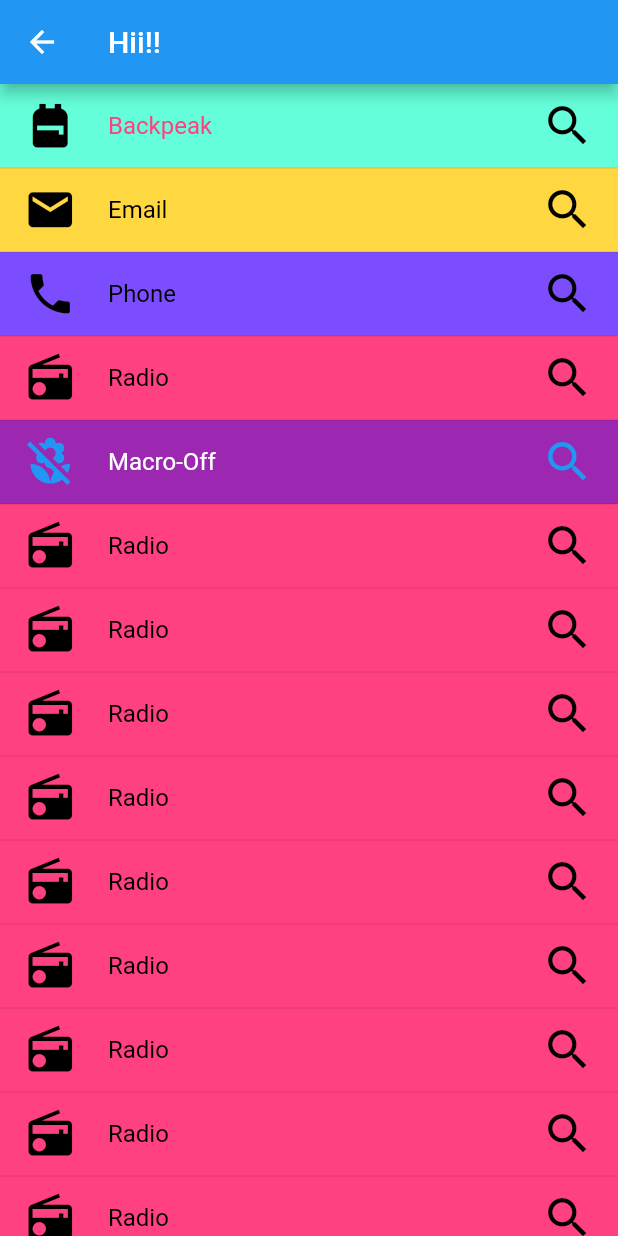
After one commit to ujjawalkmr/secondProj, a Flutter app: the screen it shows after launch, after a tap on "ElevetedButton", on a phone screen of 412 x 824 dp. The commit adds this screen. Run offline on Flutter 3.47's test engine with Material 2 defaults, Android fonts, the phone set to English and light mode, and no system bars.

Commit message:
edit project

```diff
--- /dev/null
+++ b/lib/elevetedButton.dart
@@ -0,0 +1,365 @@
+import 'package:flutter/material.dart';
+
+void main() {
+  runApp( ScrollBar());
+}
+
+class ScrollBar extends StatelessWidget {
+
+
+
+  @override
+  Widget build(BuildContext context) {
+    return MaterialApp(
+        home: Scaffold(
+          appBar: AppBar(
+            leading: TextButton(
+              onPressed: (){
+                Navigator.pop(context);
+              },
+              child: Icon(
+                  Icons.arrow_back,
+                color: Colors.white,
+              ),
+            ),
+            title: Text('Hii!!'),
+          ),
+          body: ListView(
+            children:ListTile.divideTiles(
+                context: context,
+                tiles: [
+                  ListTile(
+                    tileColor: Colors.tealAccent,
+                    textColor: Colors.pinkAccent,
+                    leading: Icon(
+                      Icons.backpack,
+                      size: 35.0,
+                      color: Colors.black,
+                    ),
+                    title: Text(
+                        'Backpeak'
+                    ),
+                    trailing: Icon(
+                      Icons.search,
+                      size: 35.0,
+                      color: Colors.black,
+                    ),
+
+                  ),
+                  ListTile(
+                    tileColor: Colors.amberAccent,
+                    textColor: Colors.black,
+                    leading: Icon(
+                      Icons.email,
+                      size: 35.0,
+                      color: Colors.black,
+                    ),
+                    title: Text(
+                        'Email'
+                    ),
+                    trailing: Icon(
+                      Icons.search,
+                      size: 35.0,
+                      color: Colors.black,
+                    ),
+                  ),
+                  ListTile(
+                    tileColor: Colors.deepPurpleAccent,
+                    textColor: Colors.black,
+                    leading: Icon(
+                      Icons.phone,
+                      size: 35.0,
+                      color: Colors.black,
+                    ),
+                    title: Text(
+                        'Phone'
+                    ),
+                    trailing: Icon(
+                      Icons.search,
+                      size: 35.0,
+                      color: Colors.black,
+                    ),
+                  ),
+                  ListTile(
+                    tileColor: Colors.pinkAccent,
+                    textColor: Colors.black,
+                    leading: Icon(
+                      Icons.radio,
+                      size: 35.0,
+                      color: Colors.black,
+                    ),
+                    title: Text(
+                        'Radio'
+                    ),
+                    trailing: Icon(
+                      Icons.search,
+                      size: 35.0,
+                      color: Colors.black,
+                    ),
+                  ),
+                  ListTile(
+                    tileColor: Colors.purple,
+                    textColor: Colors.white,
+                    leading: Icon(
+                      Icons.macro_off,
+                      size: 35.0,
+                      color: Colors.blue,
+                    ),
+                    title: Text(
+                        'Macro-Off'
+                    ),
+                    trailing: Icon(
+                      Icons.search,
+                      size: 35.0,
+                      color: Colors.blue,
+                    ),
+                  ),
+                  ListTile(
+                    tileColor: Colors.pinkAccent,
+                    textColor: Colors.black,
+                    leading: Icon(
+                      Icons.radio,
+                      size: 35.0,
+                      color: Colors.black,
+                    ),
+                    title: Text(
+                        'Radio'
+                    ),
+                    trailing: Icon(
+                      Icons.search,
+                      size: 35.0,
+                      color: Colors.black,
+                    ),
+                  ),
+                  ListTile(
+                    tileColor: Colors.pinkAccent,
+                    textColor: Colors.black,
+                    leading: Icon(
+                      Icons.radio,
+                      size: 35.0,
+                      color: Colors.black,
+                    ),
+                    title: Text(
+                        'Radio'
+                    ),
+                    trailing: Icon(
+                      Icons.search,
+                      size: 35.0,
+                      color: Colors.black,
+                    ),
+                  ),
+                  ListTile(
+                    tileColor: Colors.pinkAccent,
+                    textColor: Colors.black,
+                    leading: Icon(
+                      Icons.radio,
+                      size: 35.0,
+                      color: Colors.black,
+                    ),
+                    title: Text(
+                        'Radio'
+                    ),
+                    trailing: Icon(
+                      Icons.search,
+                      size: 35.0,
+                      color: Colors.black,
+                    ),
+                  ),
+                  ListTile(
+                    tileColor: Colors.pinkAccent,
+                    textColor: Colors.black,
+                    leading: Icon(
+                      Icons.radio,
+                      size: 35.0,
+                      color: Colors.black,
+                    ),
+                    title: Text(
+                        'Radio'
+                    ),
+                    trailing: Icon(
+                      Icons.search,
+                      size: 35.0,
+                      color: Colors.black,
+                    ),
+                  ),
+                  ListTile(
+                    tileColor: Colors.pinkAccent,
+                    textColor: Colors.black,
+                    leading: Icon(
+                      Icons.radio,
+                      size: 35.0,
+                      color: Colors.black,
+                    ),
+                    title: Text(
+                        'Radio'
+                    ),
+                    trailing: Icon(
+                      Icons.search,
+                      size: 35.0,
+                      color: Colors.black,
+                    ),
+                  ),
+                  ListTile(
+                    tileColor: Colors.pinkAccent,
+                    textColor: Colors.black,
+                    leading: Icon(
+                      Icons.radio,
+                      size: 35.0,
+                      color: Colors.black,
+                    ),
+                    title: Text(
+                        'Radio'
+                    ),
+                    trailing: Icon(
+                      Icons.search,
+                      size: 35.0,
+                      color: Colors.black,
+                    ),
+                  ),
+                  ListTile(
+                    tileColor: Colors.pinkAccent,
+                    textColor: Colors.black,
+                    leading: Icon(
+                      Icons.radio,
+                      size: 35.0,
+                      color: Colors.black,
+                    ),
+                    title: Text(
+                        'Radio'
+                    ),
+                    trailing: Icon(
+                      Icons.search,
+                      size: 35.0,
+                      color: Colors.black,
+                    ),
+                  ),
+                  ListTile(
+                    tileColor: Colors.pinkAccent,
+                    textColor: Colors.black,
+                    leading: Icon(
+                      Icons.radio,
+                      size: 35.0,
+                      color: Colors.black,
+                    ),
+                    title: Text(
+                        'Radio'
+                    ),
+                    trailing: Icon(
+                      Icons.search,
+                      size: 35.0,
+                      color: Colors.black,
+                    ),
+                  ),
+                  ListTile(
+                    tileColor: Colors.pinkAccent,
+                    textColor: Colors.black,
+                    leading: Icon(
+                      Icons.radio,
+                      size: 35.0,
+                      color: Colors.black,
+                    ),
+                    title: Text(
+                        'Radio'
+                    ),
+                    trailing: Icon(
+                      Icons.search,
+                      size: 35.0,
+                      color: Colors.black,
+                    ),
+                  ),
+                  ListTile(
+                    tileColor: Colors.pinkAccent,
+                    textColor: Colors.black,
+                    leading: Icon(
+                      Icons.radio,
+                      size: 35.0,
+                      color: Colors.black,
+                    ),
+                    title: Text(
+                        'Radio'
+                    ),
+                    trailing: Icon(
+                      Icons.search,
+                      size: 35.0,
+                      color: Colors.black,
+                    ),
+                  ),
+                  ListTile(
+                    tileColor: Colors.pinkAccent,
+                    textColor: Colors.black,
+                    leading: Icon(
+                      Icons.radio,
+                      size: 35.0,
+                      color: Colors.black,
+                    ),
+                    title: Text(
+                        'Radio'
+                    ),
+                    trailing: Icon(
+                      Icons.search,
+                      size: 35.0,
+                      color: Colors.black,
+                    ),
+                  ),
+                  ListTile(
+                    tileColor: Colors.pinkAccent,
+                    textColor: Colors.black,
+                    leading: Icon(
+                      Icons.radio,
+                      size: 35.0,
+                      color: Colors.black,
+                    ),
+                    title: Text(
+                        'Radio'
+                    ),
+                    trailing: Icon(
+                      Icons.search,
+                      size: 35.0,
+                      color: Colors.black,
+                    ),
+                  ),
+                  ListTile(
+                    tileColor: Colors.pinkAccent,
+                    textColor: Colors.black,
+                    leading: Icon(
+                      Icons.radio,
+                      size: 35.0,
+                      color: Colors.black,
+                    ),
+                    title: Text(
+                        'Radio'
+                    ),
+                    trailing: Icon(
+                      Icons.search,
+                      size: 35.0,
+                      color: Colors.black,
+                    ),
+                  ),
+                  ListTile(
+                    tileColor: Colors.pinkAccent,
+                    textColor: Colors.black,
+                    leading: Icon(
+                      Icons.radio,
+                      size: 35.0,
+                      color: Colors.black,
+                    ),
+                    title: Text(
+                        'Radio'
+                    ),
+                    trailing: Icon(
+                      Icons.search,
+                      size: 35.0,
+                      color: Colors.black,
+                    ),
+                  ),
+
+                ]
+            ).toList(),
+
+          ),
+
+        )
+    );
+
+  }
+}
--- a/lib/main.dart
+++ b/lib/main.dart
@@ -1,4 +1,7 @@
 import 'package:flutter/material.dart';
+import 'package:test5/appalertbox.dart';
+import 'package:test5/elevetedButton.dart';
+//This is for radio button
 enum gender{male,female,other}
 void main() {
   runApp(MyApp());
@@ -9,18 +12,9 @@ class MyApp extends StatefulWidget {
 
   @override
   State<MyApp> createState() => _MyAppState();
-
 }
-
 class _MyAppState extends State<MyApp> {
-  bool isChecked=false;
-  bool isSwitch=false;
-  gender _gen=gender.male;
-  double value=1.0;
-
-
   @override
-
   Widget build(BuildContext context) {
     return MaterialApp(
       home: Scaffold(
@@ -29,8 +23,37 @@ class _MyAppState extends State<MyApp> {
           centerTitle: true,
           title: Text('Task'),
         ),
-        body: Column(
+        body: MyApp2(),
+      ),
+    );
+  }
+}
+
+
+
+
+
+
+
+
+class MyApp2 extends StatefulWidget {
+  const MyApp2({Key? key}) : super(key: key);
+
+  @override
+  State<MyApp2> createState() => _MyApp2State();
+}
+
+class _MyApp2State extends State<MyApp2> {
+  //This is for checkedbox
+  bool isChecked=false;
+  bool isSwitch=false;//Switch
+  gender _gen=gender.male;//radio button
+  double value=1.0;//Slider
+  @override
+  Widget build(BuildContext context) {
+    return Column(
       children: [
+        //This container is used to text only
         Container(
           height: 50.0,
           color: Colors.teal,
@@ -42,6 +65,7 @@ class _MyAppState extends State<MyApp> {
           ),
         ),
         //Button
+        //TextButton,use to open appalertbox page
         Container(
           height: 50.0,
           //color: Colors.amberAccent,
@@ -59,12 +83,13 @@ class _MyAppState extends State<MyApp> {
                   fontSize: 25.0
               ),),
             onPressed: (){
-                  setState(() {
-                    print('hii');
-                  });
+              //use to open appalertbox page
+              Navigator.push(context, MaterialPageRoute(builder: (context)=>MyAppBar()));
+
             },
           ),
         ),
+        //ElevetedButton which is alos used to the elevetedbutton file(ScrollBar page)
         Container(
           height: 50.0,
           //color: Colors.amberAccent,
@@ -77,17 +102,18 @@ class _MyAppState extends State<MyApp> {
                   borderRadius: BorderRadius.all(Radius.circular(5.0)),
                 )
             ),
-                child: Text('TextButton',
+            child: Text('ElevetedButton',
               style: TextStyle(
                   fontSize: 25.0
               ),),
             onPressed: (){
-                  setState(() {
-                    print('hii');
-                  });
+              //this is move to ScrollBar page means elevetedButton
+              Navigator.push(context, MaterialPageRoute(builder: (context)=>ScrollBar()));
+
             },
           ),
         ),
+        //OutlinedButton
         Container(
           height: 50.0,
           //color: Colors.amberAccent,
@@ -100,7 +126,7 @@ class _MyAppState extends State<MyApp> {
                   borderRadius: BorderRadius.all(Radius.circular(5.0)),
                 )
             ),
-                child: Text('TextButton',
+            child: Text('OutlinedButton',
               style: TextStyle(
                   fontSize: 25.0
               ),),
@@ -136,6 +162,7 @@ class _MyAppState extends State<MyApp> {
           ),
         ),
         //Radio Button
+        //male
         ListTile(
           title: Text('male'),
           leading: Radio(
@@ -148,6 +175,7 @@ class _MyAppState extends State<MyApp> {
             },
           ),
         ),
+        //Female
         ListTile(
           title: Text('female'),
           leading: Radio(
@@ -160,6 +188,7 @@ class _MyAppState extends State<MyApp> {
             },
           ),
         ),
+        //Other
         ListTile(
           title: Text('other'),
           leading: Radio(
@@ -196,8 +225,6 @@ class _MyAppState extends State<MyApp> {
           ),
         )
       ],
-        ),
-      ),
     );
   }
 }
```
Also changed, not shown: lib/appalertbox.dart (added, +198 -0 lines). Lines whose indentation alone changed are shown as unchanged.
